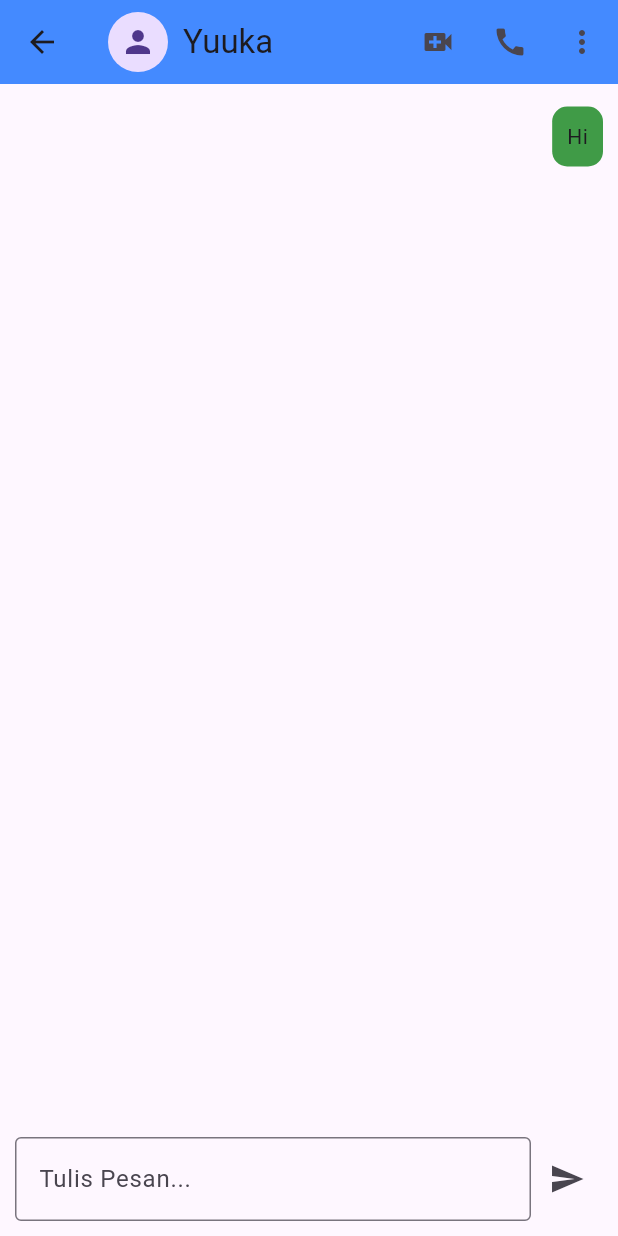
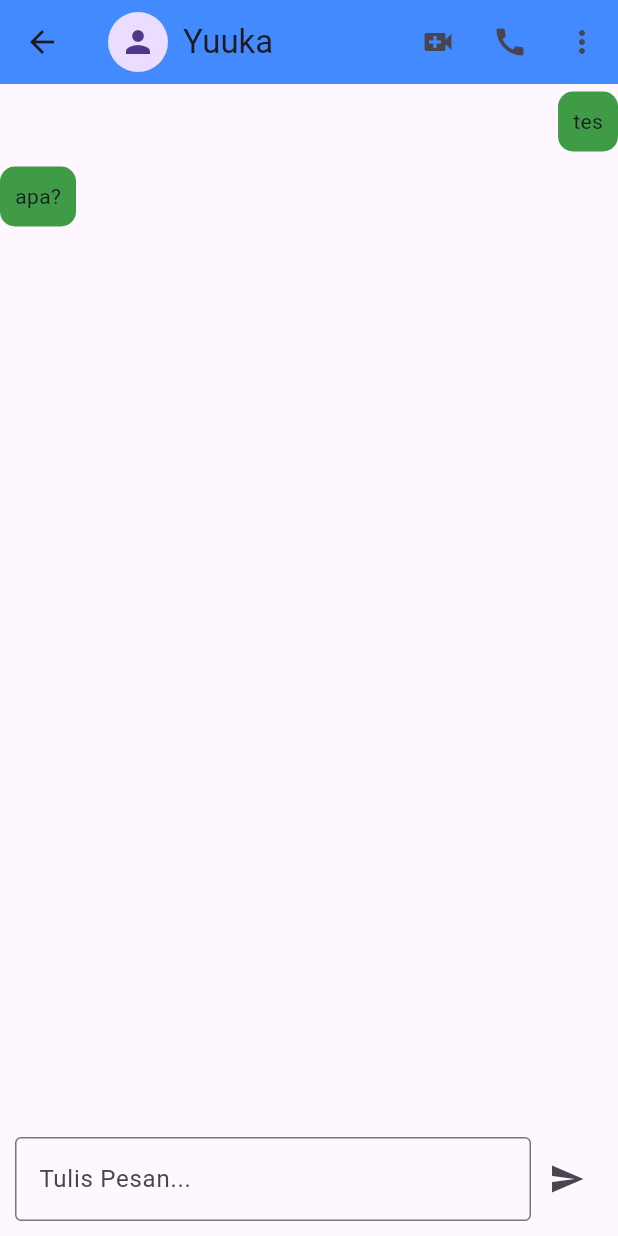
Before and after one commit to Priscilla697/WhatsApp_Static, a Flutter app: the DetailChat screen opened directly, after a tap on the "send" icon, on a phone screen of 412 x 824 dp. Run offline on Flutter 3.47's test engine with Material 3 defaults, Android fonts, the phone set to English and light mode, and no system bars.

Commit message:
Menambahkan Chat

```diff
--- a/analysis_options.yaml
+++ b/analysis_options.yaml
@@ -10,6 +10,8 @@
 include: package:flutter_lints/flutter.yaml
 
 analyzer:
+  errors:
+    avoid_print: ignore
   exclude:
     - build/**
     - android/**
--- a/lib/detail_chat.dart
+++ b/lib/detail_chat.dart
@@ -1,15 +1,48 @@
 import 'package:flutter/material.dart';
 
+class Message {
+  final String chat;
+  final bool isMe;
+
+  Message({required this.chat, required this.isMe});
+}
+
 class DetailChat extends StatefulWidget {
-  const DetailChat({
-    super.key,
-  }); // Diubah dari 'new' menjadi nama class 'DetailChat'
+  const DetailChat({super.key});
 
   @override
   State<DetailChat> createState() => _DetailChatState();
 }
 
 class _DetailChatState extends State<DetailChat> {
+  //Tambahkan Controller
+  TextEditingController textPesan = TextEditingController();
+
+  final List<Message> _pesan = [
+    Message(chat: "tes", isMe: true),
+    Message(chat: "apa?", isMe: false),
+  ];
+
+  //membuat tombol kirim
+  void kirimPesan() {
+    if (textPesan.text.trim().isEmpty) return;
+
+    setState(() {
+      //untuk perubahan
+      _pesan.add(Message(chat: textPesan.text, isMe: true));
+    });
+
+    textPesan.clear();
+
+    Future.delayed(const Duration(seconds: 2), () {
+      if (mounted) {
+        setState(() {
+          _pesan.add(Message(chat: "Apaan dah?", isMe: false));
+        });
+      }
+    });
+  }
+
   @override
   Widget build(BuildContext context) {
     return Scaffold(
@@ -54,11 +87,14 @@ class _DetailChatState extends State<DetailChat> {
       body: Column(
         children: [
           Expanded(
-            child: ListView(
-              padding: const EdgeInsets.all(10),
-              children: [
-                Align(
-                  alignment: Alignment.centerRight,
+            child: ListView.builder(
+              itemCount: _pesan.length,
+              itemBuilder: (context, index) {
+                final psn = _pesan[index];
+                return Align(
+                  alignment: psn.isMe
+                      ? Alignment.centerRight
+                      : Alignment.centerLeft,
                   child: Container(
                     margin: const EdgeInsets.symmetric(vertical: 5),
                     padding: const EdgeInsets.all(10),
@@ -66,10 +102,10 @@ class _DetailChatState extends State<DetailChat> {
                       color: const Color.fromARGB(255, 64, 155, 71),
                       borderRadius: BorderRadius.circular(10),
                     ),
-                    child: const Text("Hi"),
+                    child: Text(psn.chat),
                   ),
-                ),
-              ],
+                );
+              },
             ),
           ),
           Padding(
@@ -78,13 +114,19 @@ class _DetailChatState extends State<DetailChat> {
               children: [
                 Expanded(
                   child: TextField(
+                    controller: textPesan,
                     decoration: InputDecoration(
                       hintText: 'Tulis Pesan...',
                       border: OutlineInputBorder(),
                     ),
                   ),
                 ),
-                IconButton(onPressed: () {}, icon: Icon(Icons.send)),
+                IconButton(
+                  onPressed: () {
+                    kirimPesan();
+                  },
+                  icon: Icon(Icons.send),
+                ),
               ],
             ),
           ),
```
